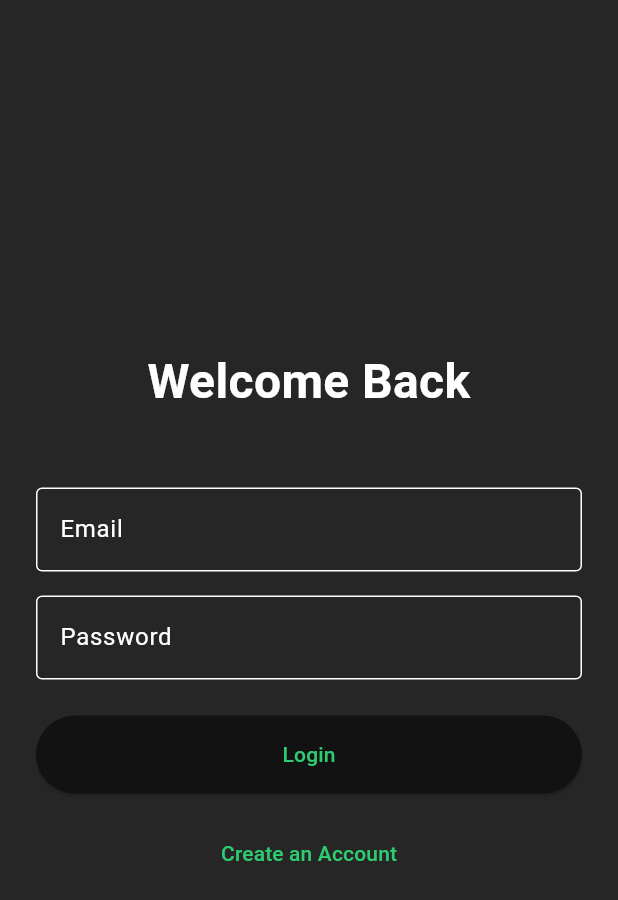
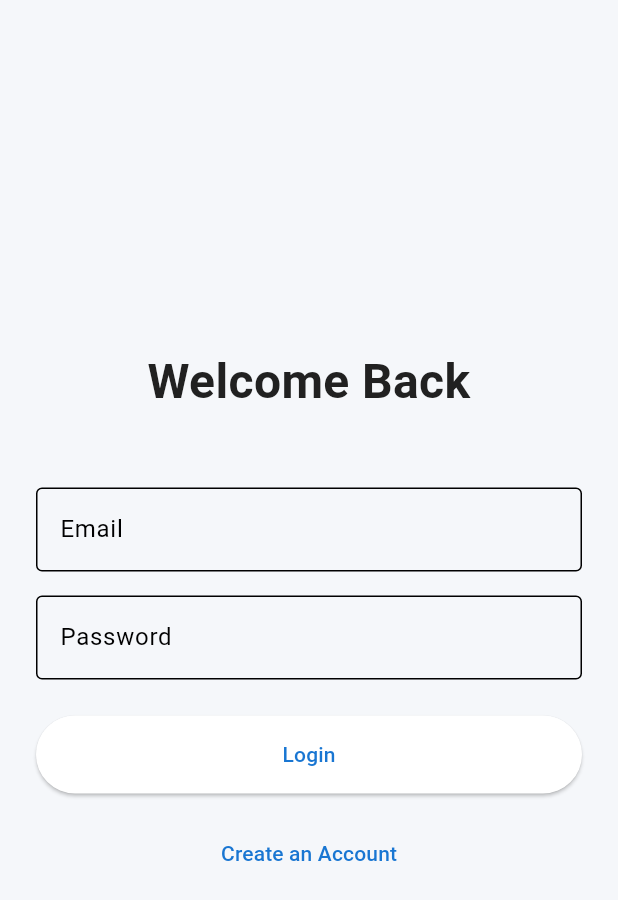
Before and after one commit to Nocturne223/FinalProject, a Flutter app: the screen it shows after launch, on a phone screen of 412 x 824 dp. Shown: the top 900 px of the screen. Run offline on Flutter 3.47's test engine with Material 3 defaults, Android fonts, the phone set to English and light mode, and no system bars; our stand-ins replace cloud_firestore, csv, firebase_auth, firebase_core, google_fonts; accounts and stored records are empty; Roboto replaces fonts that are missing (Assistant).

Commit message:
UI Semantics added + UI refinements

```diff
--- a/finalproject/lib/core/theme/app_colors.dart
+++ b/finalproject/lib/core/theme/app_colors.dart
@@ -1,10 +1,27 @@
 import 'package:flutter/material.dart';
 
 class AppColors {
-  static const Color pageBackground = Color(0xFF262626);
-  static const Color mainTextColor3 = Color(0xFFFFFFFF);
-  static const Color barBackgroundColor = Color(0xFF262626);
-  static const Color barColor = Color(0xFFE74C3C);
-  static const Color primary = Color(0xFF2ECC71);
-  static const Color accent = Color(0xFF3498DB);
+  // Brand Colors (Modern Palette)
+  static const Color primary = Color(0xFF1976D2); // Strong Blue
+  static const Color primaryVariant = Color(0xFF1565C0); // Deeper Blue
+  static const Color accent = Color(0xFFFFB300); // Vivid Amber
+  static const Color accentVariant = Color(0xFFFFA000); // Deeper Amber
+  static const Color error = Color(0xFFE53935); // Red
+  static const Color warning = Color(0xFFFBC02D); // Yellow
+  static const Color success = Color(0xFF43A047); // Green
+  static const Color info = Color(0xFF0288D1); // Light Blue
+
+  // Light Theme
+  static const Color lightBackground = Color(0xFFF5F7FA); // Light Gray
+  static const Color lightSurface = Color(0xFFFFFFFF); // Pure White
+  static const Color lightCardBackground = Color(0xFFE3E8EE); // Soft Gray
+  static const Color lightMainText = Color(0xFF212121); // Headline
+  static const Color lightBodyText = Color(0xFF424242); // Body
+  static const Color lightCaptionText = Color(0xFF757575); // Caption
+  static const Color lightDivider = Color(0xFFBDBDBD); // Neutral Gray
+  static const Color lightDrawerBackground = Color(0xFFFFFFFF);
+  static const Color lightAppBarBackground = primary;
+  static const Color lightButtonBackground = accent;
+
+  // Remove dark theme colors (not used)
 }
--- /dev/null
+++ b/finalproject/lib/core/theme/app_radius.dart
@@ -0,0 +1,5 @@
+class AppRadius {
+  static const double sm = 4.0;
+  static const double md = 8.0;
+  static const double lg = 12.0;
+}
--- a/finalproject/lib/core/theme/app_theme.dart
+++ b/finalproject/lib/core/theme/app_theme.dart
@@ -1,111 +1,89 @@
 import 'package:flutter/material.dart';
-
-class AppColors {
-  static const Color primary100 = Color(0xFFF1525E);
-  static const Color primary200 = Color(0xFFEF3C4B);
-  static const Color primary300 = Color(0xFFEE2737);
-  static const Color primary400 = Color(0xFFD62331);
-  static const Color primary500 = Color(0xFFBE1F2C);
-
-  static const Color secondary100 = Color(0xFFFFFFFF);
-  static const Color secondary200 = Color(0xFFEEEEEE);
-  static const Color secondary300 = Color(0xFF929292);
-  static const Color secondary400 = Color(0xFF3D3D3D);
-  static const Color secondary500 = Color(0xFF262626);
-  static const Color secondary600 = Color(0xFF161616);
-  static const Color secondary700 = Color(0xFF424242);
-  static const Color secondary800 = Color(0xFF929292);
-  static const Color secondary900 = Color(0xFFD9D9D9);
-
-  static const Color green300 = Color(0xFF5AC152);
-  static const Color orange300 = Color(0xFFF76E34);
-  static const Color purple300 = Color(0xFF9747FF);
-  static const Color info300 = Color(0xFF276BEE);
-}
+import 'package:finalproject/core/theme/app_colors.dart';
 
 class AppTheme {
   static ThemeData get lightTheme {
     return ThemeData(
       fontFamily: 'Pattanakarn',
-      scaffoldBackgroundColor: AppColors.secondary100,
-      primaryColor: AppColors.primary300,
+      scaffoldBackgroundColor: AppColors.lightBackground,
+      primaryColor: AppColors.primary,
       colorScheme: ColorScheme.light(
-        primary: AppColors.primary300,
-        secondary: AppColors.secondary300,
-        background: AppColors.secondary100,
-        error: AppColors.orange300,
+        primary: AppColors.primary,
+        secondary: AppColors.accent,
+        background: AppColors.lightBackground,
+        error: AppColors.error,
       ),
       textTheme: TextTheme(
         displayLarge: TextStyle(
           fontFamily: 'Pattanakarn',
           fontWeight: FontWeight.bold,
           fontSize: 48,
-          color: AppColors.secondary400,
+          color: AppColors.lightMainText,
         ),
         displayMedium: TextStyle(
           fontFamily: 'Pattanakarn',
           fontWeight: FontWeight.bold,
           fontSize: 24.2,
-          color: AppColors.secondary400,
+          color: AppColors.lightMainText,
         ),
         displaySmall: TextStyle(
           fontFamily: 'Pattanakarn',
           fontWeight: FontWeight.bold,
           fontSize: 18,
-          color: AppColors.secondary400,
+          color: AppColors.lightMainText,
         ),
         headlineMedium: TextStyle(
           fontFamily: 'Pattanakarn',
           fontWeight: FontWeight.bold,
           fontSize: 14,
-          color: AppColors.secondary400,
+          color: AppColors.lightMainText,
         ),
         bodyLarge: TextStyle(
           fontFamily: 'Open Sans',
           fontSize: 14,
-          color: AppColors.secondary400,
+          color: AppColors.lightBodyText,
         ),
         bodyMedium: TextStyle(
           fontFamily: 'Open Sans',
           fontSize: 12,
-          color: AppColors.secondary300,
+          color: AppColors.lightBodyText,
         ),
         titleLarge: TextStyle(
           fontFamily: 'Open Sans',
           fontWeight: FontWeight.bold,
           fontSize: 14,
-          color: AppColors.primary300,
+          color: AppColors.primary,
         ),
         titleMedium: TextStyle(
           fontFamily: 'Open Sans',
           fontWeight: FontWeight.bold,
           fontSize: 12,
-          color: AppColors.primary300,
+          color: AppColors.primary,
         ),
       ),
       cardTheme: CardThemeData(
-        color: AppColors.secondary100,
+        color: AppColors.lightCardBackground,
         elevation: 2,
         shape: RoundedRectangleBorder(
           borderRadius: BorderRadius.circular(12),
-          side: BorderSide(color: AppColors.secondary200, width: 1),
+          side: BorderSide(color: AppColors.lightDivider, width: 1),
         ),
         margin: EdgeInsets.all(24),
       ),
       inputDecorationTheme: InputDecorationTheme(
         border: OutlineInputBorder(
           borderRadius: BorderRadius.circular(12),
-          borderSide: BorderSide(color: AppColors.secondary200),
+          borderSide: BorderSide(color: AppColors.lightDivider),
         ),
         filled: true,
-        fillColor: AppColors.secondary100,
+        fillColor: AppColors.lightSurface,
         contentPadding: EdgeInsets.symmetric(horizontal: 16, vertical: 8),
-        errorStyle: TextStyle(color: AppColors.orange300),
+        errorStyle: TextStyle(color: AppColors.error),
       ),
       elevatedButtonTheme: ElevatedButtonThemeData(
         style: ElevatedButton.styleFrom(
-          backgroundColor: AppColors.primary300,
-          foregroundColor: AppColors.secondary100,
+          backgroundColor: AppColors.primary,
+          foregroundColor: AppColors.lightSurface,
           shape: RoundedRectangleBorder(
             borderRadius: BorderRadius.circular(12),
           ),
@@ -117,16 +95,16 @@ class AppTheme {
           ),
         ),
       ),
-      iconTheme: IconThemeData(color: AppColors.primary300, size: 24),
+      iconTheme: IconThemeData(color: AppColors.primary, size: 24),
       appBarTheme: AppBarTheme(
-        backgroundColor: AppColors.secondary100,
+        backgroundColor: AppColors.lightAppBarBackground,
         elevation: 0,
-        iconTheme: IconThemeData(color: AppColors.primary300),
+        iconTheme: IconThemeData(color: AppColors.primary),
         titleTextStyle: TextStyle(
           fontFamily: 'Pattanakarn',
           fontWeight: FontWeight.bold,
           fontSize: 24,
-          color: AppColors.secondary400,
+          color: AppColors.lightMainText,
         ),
       ),
     );
--- a/finalproject/lib/main.dart
+++ b/finalproject/lib/main.dart
@@ -18,19 +18,29 @@ class MyApp extends StatelessWidget {
   @override
   Widget build(BuildContext context) {
     return MaterialApp(
-      title: 'Inventory Manager',
+      title: 'Intellistock',
       theme: ThemeData(
-        brightness: Brightness.dark,
+        brightness: Brightness.light,
         useMaterial3: true,
         textTheme: GoogleFonts.assistantTextTheme(
-          Theme.of(
-            context,
-          ).textTheme.apply(bodyColor: AppColors.mainTextColor3),
+          Theme.of(context).textTheme.apply(bodyColor: AppColors.lightMainText),
         ),
-        scaffoldBackgroundColor: AppColors.pageBackground,
-        colorScheme: ColorScheme.dark(
+        scaffoldBackgroundColor: AppColors.lightBackground,
+        cardColor: AppColors.lightCardBackground,
+        dividerColor: AppColors.lightDivider,
+        appBarTheme: const AppBarTheme(
+          backgroundColor: AppColors.lightAppBarBackground,
+          foregroundColor: AppColors.lightMainText,
+        ),
+        drawerTheme: const DrawerThemeData(
+          backgroundColor: AppColors.lightDrawerBackground,
+        ),
+        colorScheme: ColorScheme.light(
           primary: AppColors.primary,
           secondary: AppColors.accent,
+          error: AppColors.error,
+          background: AppColors.lightBackground,
+          surface: AppColors.lightSurface,
         ),
       ),
       home: const AuthWrapper(child: DashboardMainPage()),
```
Also changed, not shown: finalproject/lib/core/theme/app_font_sizes.dart (added, +11 -0 lines), finalproject/lib/core/theme/app_spacing.dart (added, +7 -0 lines), finalproject/lib/core/theme/border_colors.dart (added, +9 -0 lines), finalproject/lib/core/theme/button_colors.dart (added, +9 -0 lines), finalproject/lib/core/theme/icon_colors.dart (added, +8 -0 lines), finalproject/lib/core/theme/theme_provider.dart (added, +12 -0 lines), finalproject/lib/features/dashboard/pages/dashboard_main_page.dart (+21 -16 lines), finalproject/lib/features/product/product_page.dart (+14 -10 lines), finalproject/lib/features/product/widgets/product_search_bar.dart (+9 -6 lines), finalproject/lib/features/settings/settings_page.dart (added, +44 -0 lines).
